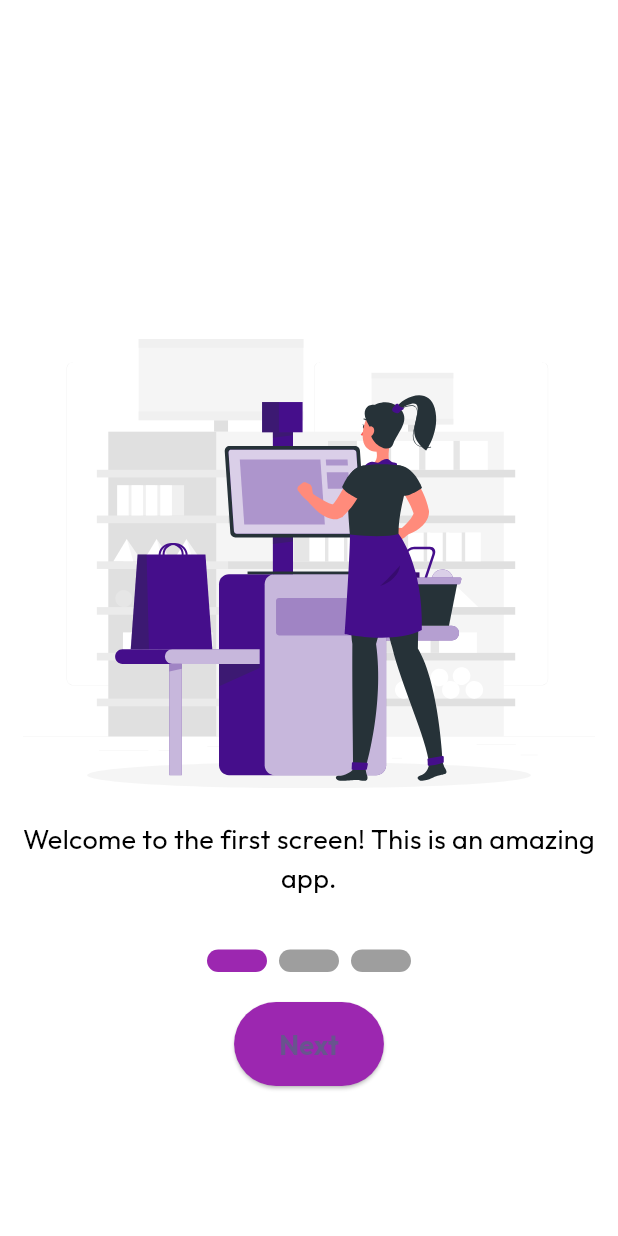
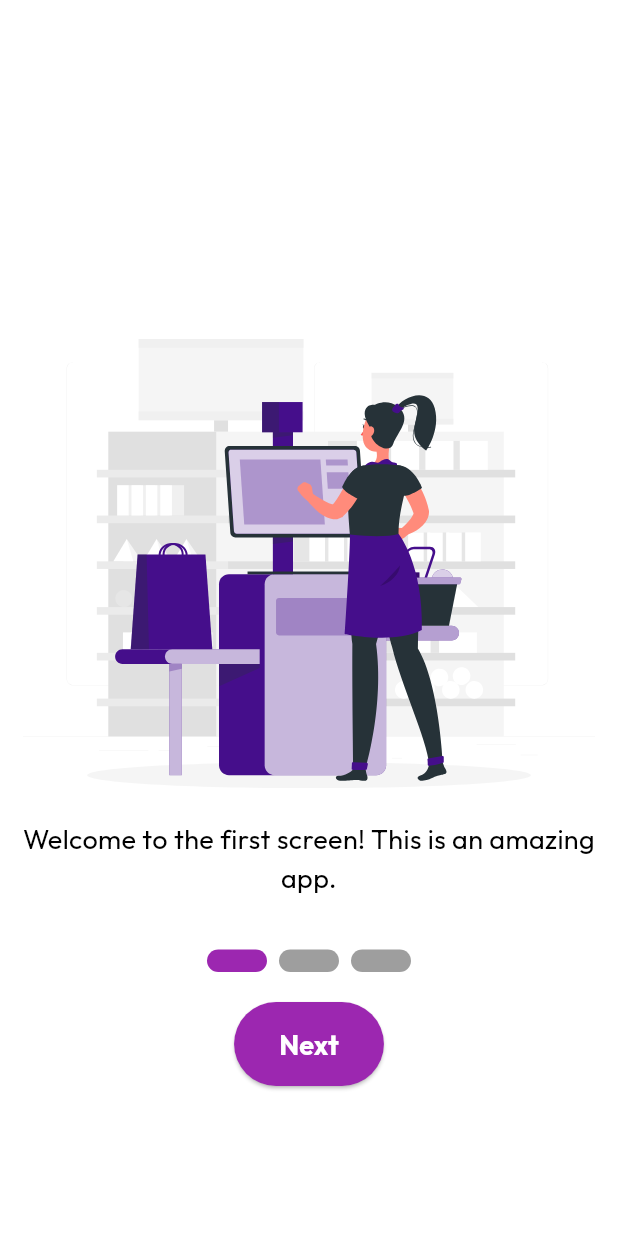
Before and after one commit to sibtaahmed/uzaar_market, a Flutter app: the Boarding screen opened directly, on a phone screen of 412 x 824 dp. Run offline on Flutter 3.47's test engine with Material 3 defaults, Android fonts, the phone set to English and light mode, and no system bars; drawn by our look-alikes of smooth_page_indicator; our stand-ins replace flutter_svg, google_fonts.

Commit message:
boarding updated

```diff
--- a/lib/board.dart
+++ b/lib/board.dart
@@ -1,21 +1,33 @@
 import 'package:flutter/material.dart';
+import 'package:flutter_svg/flutter_svg.dart';
 import 'package:smooth_page_indicator/smooth_page_indicator.dart';
-import 'package:uzaar_market/screen1.dart';
-import 'package:uzaar_market/screen2.dart';
-import 'package:uzaar_market/screen3.dart';
-// import 'package:smooth_page_indicator/smooth_page_indicator.dart';
 
-class boarding extends StatefulWidget {
-  const boarding({super.key});
+class Boarding extends StatefulWidget {
+  const Boarding({super.key});
 
   @override
-  State<boarding> createState() => _boardingState();
+  State<Boarding> createState() => _BoardingState();
 }
 
-class _boardingState extends State<boarding> {
+class _BoardingState extends State<Boarding> {
   PageController pageController = PageController();
-  // String buttonText = 'Next';
   int currentPageIndex = 0;
+
+  final List<Map<String, String>> onboardingData = [
+    {
+      'image': 'assets/images/first.svg',
+      'description': 'Welcome to the first screen! This is an amazing app.',
+    },
+    {
+      'image': 'assets/images/first.svg',
+      'description':
+          'Explore various features of the app in the second screen.',
+    },
+    {
+      'image': 'assets/images/first.svg',
+      'description': 'Get started with your journey in the third screen.',
+    },
+  ];
 
   @override
   Widget build(BuildContext context) {
@@ -23,31 +35,45 @@ class _boardingState extends State<boarding> {
       backgroundColor: Colors.white,
       body: Stack(
         children: [
-          PageView(
+          PageView.builder(
             controller: pageController,
-            // onPageChanged: (index) {
-            //   setState(() {
-            //     currentPageIndex = index;
-            //     buttonText = (index == 3) ? 'Finish' : 'Next';
-            //   });
-            // },
-            children: const [
-              screen1(),
-              screen2(),
-              screen3(),
-            ],
+            itemCount: onboardingData.length,
+            onPageChanged: (index) {
+              setState(() {
+                currentPageIndex = index;
+              });
+            },
+            itemBuilder: (context, index) {
+              return Column(
+                mainAxisAlignment: MainAxisAlignment.center,
+                children: [
+                  SvgPicture.asset(
+                    onboardingData[index]['image']!,
+                    height: 300,
+                  ),
+                  const SizedBox(height: 20),
+                  Text(
+                    onboardingData[index]['description']!,
+                    textAlign: TextAlign.center,
+                    style: const TextStyle(
+                      fontSize: 18,
+                      fontWeight: FontWeight.w400,
+                      color: Colors.black,
+                    ),
+                  ),
+                ],
+              );
+            },
           ),
-          Container(
-            alignment: const Alignment(0, 0.4),
-            child: Row(
-              mainAxisAlignment: MainAxisAlignment.spaceEvenly,
+          Positioned(
+            bottom: 100,
+            left: 0,
+            right: 0,
+            child: Column(
               children: [
-                // const SizedBox(
-                //   width: 2,
-                // ),
                 SmoothPageIndicator(
                   controller: pageController,
-                  count: 3,
+                  count: onboardingData.length,
                   effect: CustomizableEffect(
                     activeDotDecoration: DotDecoration(
                       width: 40,
@@ -64,28 +90,40 @@ class _boardingState extends State<boarding> {
                     spacing: 8,
                   ),
                 ),
-
-                // GestureDetector(
-                //   onTap: () {
-                //     if (currentPageIndex == 3) {
-                //       // Action when "Finish" is pressed, e.g., navigate to another page
-                //       Navigator.push(
-                //         context,
-                //         MaterialPageRoute(
-                //             builder: (context) => const ()),
-                //       );
-                //     } else {
-                //       pageController.nextPage(
-                //         duration: const Duration(milliseconds: 500),
-                //         curve: Curves.easeIn,
-                //       );
-                //     }
-                //   },
-                //   child: Text(
-                //     buttonText,
-                //     style: const TextStyle(fontWeight: FontWeight.bold),
-                //   ),
-                // ),
+                const SizedBox(height: 20),
+                ElevatedButton(
+                  onPressed: () {
+                    if (currentPageIndex == onboardingData.length - 1) {
+                      // Navigate to the next screen or finish the onboarding
+                      // Navigator.pushReplacement(
+                      //   context,
+                      //   MaterialPageRoute(builder: (context) => const HomePage()),
+                      // );
+                    } else {
+                      pageController.nextPage(
+                        duration: const Duration(milliseconds: 500),
+                        curve: Curves.easeIn,
+                      );
+                    }
+                  },
+                  style: ElevatedButton.styleFrom(
+                    padding: const EdgeInsets.symmetric(
+                        horizontal: 30, vertical: 15),
+                    shape: RoundedRectangleBorder(
+                      borderRadius: BorderRadius.circular(50),
+                    ),
+                    backgroundColor: Colors.purple,
+                  ),
+                  child: Text(
+                    currentPageIndex == onboardingData.length - 1
+                        ? 'Get Started'
+                        : 'Next',
+                    style: const TextStyle(
+                        fontSize: 18,
+                        fontWeight: FontWeight.bold,
+                        color: Colors.white),
+                  ),
+                ),
               ],
             ),
           ),
--- a/lib/screen3.dart
+++ /dev/null
@@ -1,130 +0,0 @@
-import 'package:flutter/material.dart';
-import 'package:flutter_svg/flutter_svg.dart';
-import 'package:smooth_page_indicator/smooth_page_indicator.dart';
-
-class Boarding extends StatefulWidget {
-  const Boarding({super.key});
-
-  @override
-  State<Boarding> createState() => _BoardingState();
-}
-
-class _BoardingState extends State<Boarding> {
-  PageController pageController = PageController();
-  int currentPageIndex = 0;
-
-  final List<Map<String, String>> onboardingData = [
-    {
-      'image': 'assets/images/first.svg',
-      'description': 'Welcome to the first screen! This is an amazing app.',
-    },
-    {
-      'image': 'assets/images/first.svg',
-      'description': 'Explore various features of the app in the second screen.',
-    },
-    {
-      'image': 'assets/images/first.svg',
-      'description': 'Get started with your journey in the third screen.',
-    },
-  ];
-
-  @override
-  Widget build(BuildContext context) {
-    return Scaffold(
-      backgroundColor: Colors.white,
-      body: Stack(
-        children: [
-          PageView.builder(
-            controller: pageController,
-            itemCount: onboardingData.length,
-            onPageChanged: (index) {
-              setState(() {
-                currentPageIndex = index;
-              });
-            },
-            itemBuilder: (context, index) {
-              return Column(
-                mainAxisAlignment: MainAxisAlignment.center,
-                children: [
-                  SvgPicture.asset(
-                    onboardingData[index]['image']!,
-                    height: 300,
-                  ),
-                  const SizedBox(height: 20),
-                  Text(
-                    onboardingData[index]['description']!,
-                    textAlign: TextAlign.center,
-                    style: const TextStyle(
-                      fontSize: 18,
-                      fontWeight: FontWeight.w400,
-                      color: Colors.black,
-                    ),
-                  ),
-                ],
-              );
-            },
-          ),
-          Positioned(
-            bottom: 100,
-            left: 0,
-            right: 0,
-            child: Column(
-              children: [
-                SmoothPageIndicator(
-                  controller: pageController,
-                  count: onboardingData.length,
-                  effect: CustomizableEffect(
-                    activeDotDecoration: DotDecoration(
-                      width: 40,
-                      height: 15,
-                      color: Colors.purple,
-                      borderRadius: BorderRadius.circular(50),
-                    ),
-                    dotDecoration: DotDecoration(
-                      width: 40,
-                      height: 15,
-                      color: Colors.grey,
-                      borderRadius: BorderRadius.circular(50),
-                    ),
-                    spacing: 8,
-                  ),
-                ),
-                const SizedBox(height: 20),
-                ElevatedButton(
-                  onPressed: () {
-                    if (currentPageIndex == onboardingData.length - 1) {
-                      // Navigate to the next screen or finish the onboarding
-                      Navigator.pushReplacement(
-                        context,
-                        MaterialPageRoute(builder: (context) => const HomePage()),
-                      );
-                    } else {
-                      pageController.nextPage(
-                        duration: const Duration(milliseconds: 500),
-                        curve: Curves.easeIn,
-                      );
-                    }
-                  },
-                  style: ElevatedButton.styleFrom(
-                    padding: const EdgeInsets.symmetric(horizontal: 30, vertical: 15),
-                    shape: RoundedRectangleBorder(
-                      borderRadius: BorderRadius.circular(50),
-                    ),
-                    backgroundColor: Colors.purple,
-                  ),
-                  child: Text(
-                    currentPageIndex == onboardingData.length - 1 ? 'Get Started' : 'Next',
-                    style: const TextStyle(
-                      fontSize: 18,
-                      fontWeight: FontWeight.bold,
-                    ),
-                  ),
-                ),
-              ],
-            ),
-          ),
-        ],
-      ),
-    );
-  }
-}
--- a/lib/splash.dart
+++ b/lib/splash.dart
@@ -80,7 +80,7 @@ class _SplashState extends State<Splash> {
                         Navigator.push(
                           context,
                           MaterialPageRoute(
-                              builder: (context) => const boarding()),
+                              builder: (context) => const Boarding()),
                         );
                       },
                       child: Container(
```
Also changed, not shown: lib/screen1.dart (deleted, +0 -58 lines), lib/screen2.dart (deleted, +0 -58 lines).
